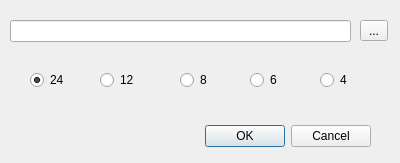
Before: the Qt Designer form newproject.ui in dralagen/HCI-rotoscope-qt, drawn with Qt 5.
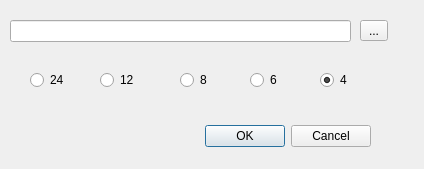
After: the same form once the commit is applied.

```diff
--- a/newproject.ui
+++ b/newproject.ui
@@ -6,8 +6,8 @@
    <rect>
     <x>0</x>
     <y>0</y>
-    <width>400</width>
-    <height>163</height>
+    <width>424</width>
+    <height>169</height>
    </rect>
   </property>
   <property name="windowTitle">
@@ -65,7 +65,7 @@
     <string>24 </string>
    </property>
    <property name="checked">
-    <bool>true</bool>
+    <bool>false</bool>
    </property>
   </widget>
   <widget class="QRadioButton" name="radioButton_2">
@@ -119,6 +119,9 @@
    <property name="text">
     <string>4</string>
    </property>
+   <property name="checked">
+    <bool>true</bool>
+   </property>
   </widget>
  </widget>
  <resources/>
```
Left out of the diff: 10 changed lines with no effect on the pictures.
